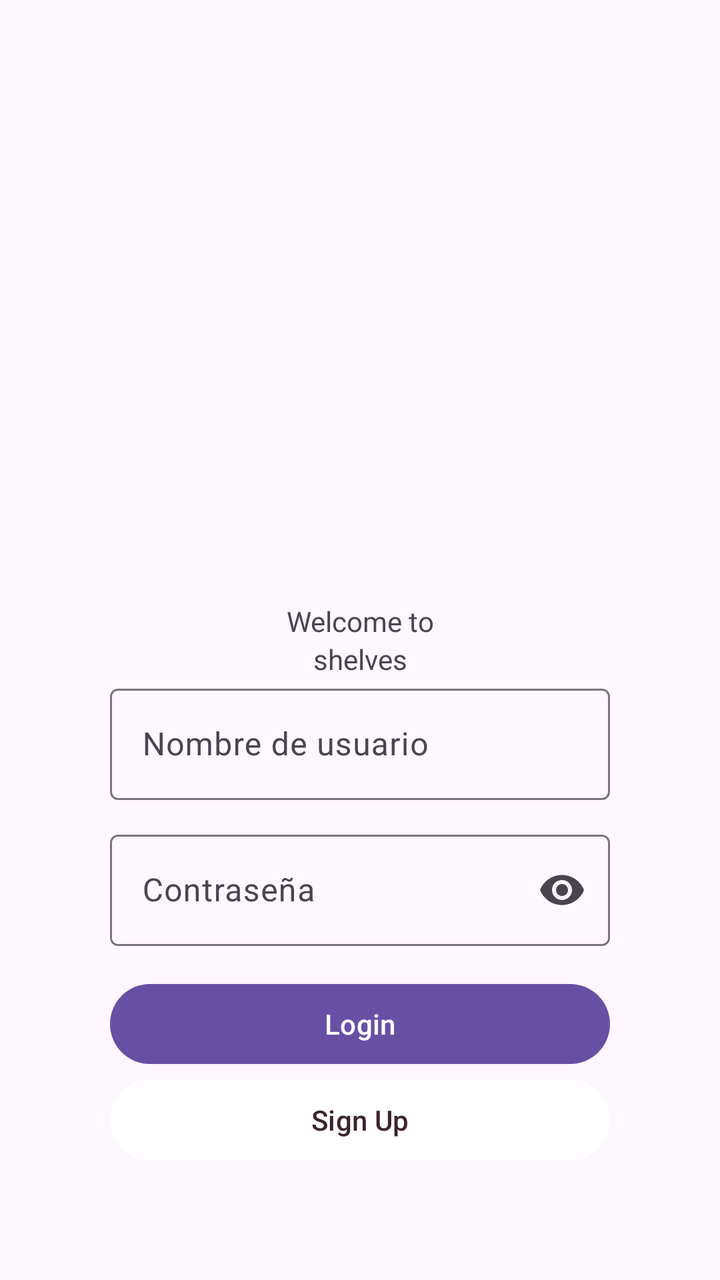
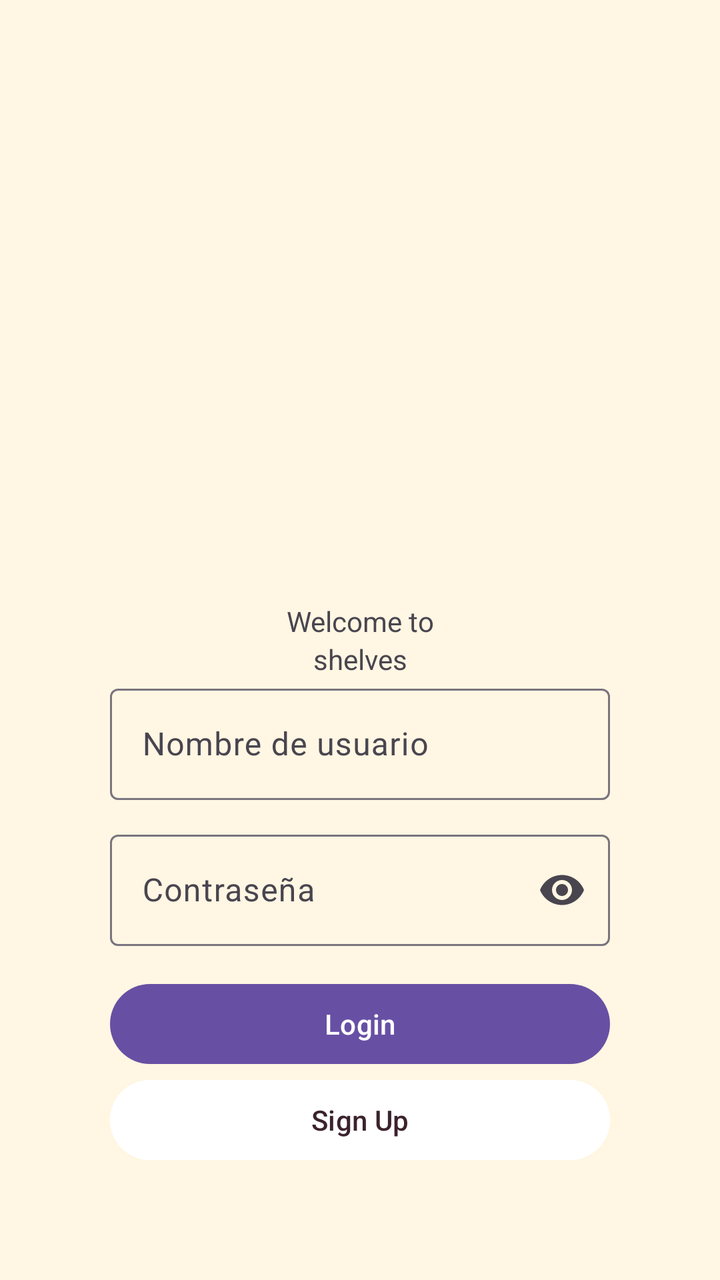

Two renders of the same Android screen: before a commit and after it. Below are the layout's source before the change and the commit's diff.
<!-- AndroidManifest.xml: application theme Theme.Shelves -->
<!-- res/layout/activity_login.xml -->
<?xml version="1.0" encoding="utf-8"?>
<androidx.constraintlayout.widget.ConstraintLayout xmlns:android="http://schemas.android.com/apk/res/android"
    xmlns:app="http://schemas.android.com/apk/res-auto"
    xmlns:tools="http://schemas.android.com/tools"
    android:id="@+id/main"
    android:layout_width="match_parent"
    android:layout_height="match_parent"
    tools:context=".LoginActivity"
    >

    <LinearLayout
        android:id="@+id/textIntro"
        android:layout_width="wrap_content"
        android:layout_height="wrap_content"
        app:layout_constraintStart_toStartOf="parent"
        app:layout_constraintTop_toTopOf="parent"
        app:layout_constraintBottom_toBottomOf="parent"
        app:layout_constraintEnd_toEndOf="parent"
        android:orientation="vertical"
        android:gravity="center"
        >
        <TextView
            android:layout_width="wrap_content"
            android:layout_height="wrap_content"
            android:text="Welcome to"
            />
        <TextView
            android:layout_width="wrap_content"
            android:layout_height="wrap_content"
            android:text="shelves"
            />
    </LinearLayout>
    <LinearLayout
        android:layout_width="wrap_content"
        android:layout_height="wrap_content"
        app:layout_constraintTop_toBottomOf="@+id/textIntro"
        app:layout_constraintStart_toStartOf="parent"
        app:layout_constraintEnd_toEndOf="parent"
        android:orientation="vertical"
        android:focusable="true"
        android:focusableInTouchMode="true"
        >
        <com.google.android.material.textfield.TextInputLayout
            android:layout_width="250dp"
            android:layout_height="wrap_content"
            android:hint="Nombre de usuario"
            style="@style/Widget.Material3.TextInputLayout.OutlinedBox"
            app:layout_constraintEnd_toEndOf="parent">

            <com.google.android.material.textfield.TextInputEditText
                android:layout_width="match_parent"
                android:layout_height="wrap_content"
                android:inputType="textPersonName"
                android:maxLines="1" />

        </com.google.android.material.textfield.TextInputLayout>
        <com.google.android.material.textfield.TextInputLayout
            android:layout_width="250dp"
            android:layout_height="wrap_content"
            android:hint="Contraseña"
            app:endIconMode="password_toggle"
            style="@style/Widget.Material3.TextInputLayout.OutlinedBox"
            android:layout_marginTop="12dp">
            <com.google.android.material.textfield.TextInputEditText
                android:layout_width="match_parent"
                android:layout_height="wrap_content"
                android:inputType="textPassword" />
        </com.google.android.material.textfield.TextInputLayout>
        <Button
            android:layout_width="250dp"
            android:layout_height="wrap_content"
            android:text="Login"
            android:layout_marginTop="15dp"
            />
        <Button
            android:layout_width="250dp"
            android:layout_height="wrap_content"
            android:text="Sign Up"
            android:backgroundTint="@color/white"
            android:textColor="@color/midnight_violet"
            />

    </LinearLayout>

</androidx.constraintlayout.widget.ConstraintLayout>
<!-- resources referenced by this layout -->
<resources>
  <color name="midnight_violet">#3C222D</color>
  <color name="white">#FFFFFF</color>
  <style name="Theme.Shelves" parent="Base.Theme.Shelves" />
  <style name="Base.Theme.Shelves" parent="Theme.Material3.DayNight.NoActionBar">
          
          
      </style>
</resources>

<!-- the commit's change to res/layout/activity_login.xml (unified diff, before → after) -->
@@ -6,7 +6,18 @@
     android:layout_width="match_parent"
     android:layout_height="match_parent"
     tools:context=".LoginActivity"
+    android:background="@color/crema"
     >
+
+    <ImageView
+        android:id="@+id/imgLogo"
+        android:layout_width="wrap_content"
+        android:layout_height="wrap_content"
+        app:layout_constraintTop_toTopOf="parent"
+        app:layout_constraintStart_toStartOf="parent"
+        app:layout_constraintEnd_toEndOf="parent"
+        app:layout_constraintBottom_toTopOf="@+id/textIntro"
+        />
 
     <LinearLayout
         android:id="@+id/textIntro"
<!-- resource entries referenced after the edit -->
@@ -1,5 +1,6 @@
 <!-- resources referenced by this layout -->
 <resources>
+  <color name="crema">#FFF6E3</color>
   <color name="midnight_violet">#3C222D</color>
   <color name="white">#FFFFFF</color>
   <style name="Theme.Shelves" parent="Base.Theme.Shelves" />
